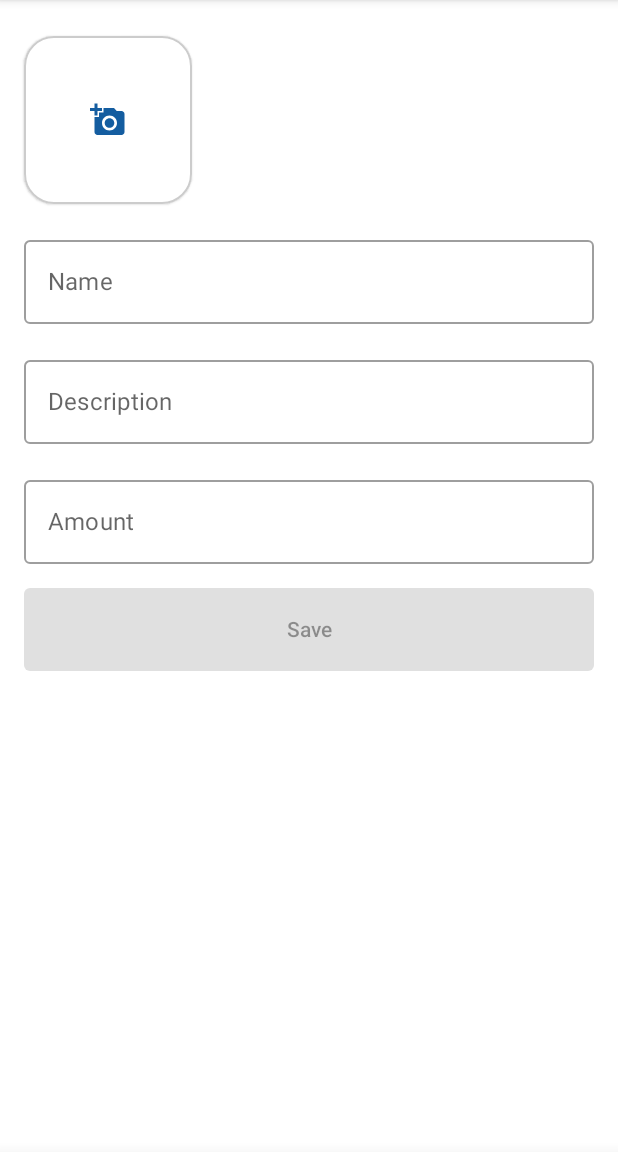
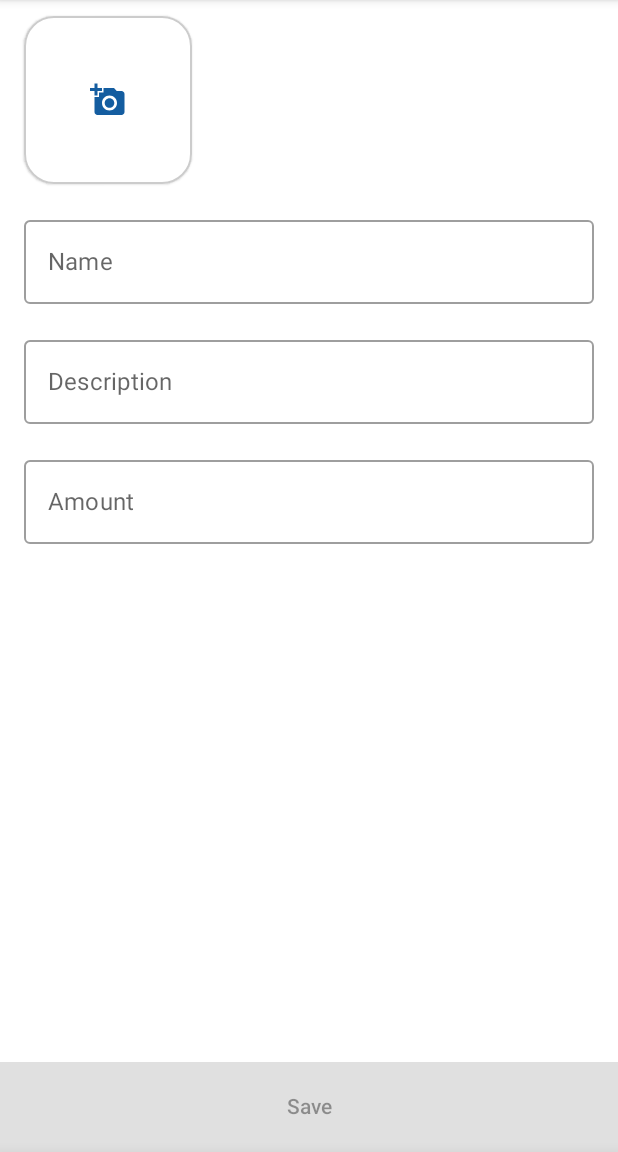
Before and after one commit to Drakot/Compose-Clean-Inventory, an Android app built with Jetpack Compose: the inventory screen opened through its navigation route, on a phone screen of 412 x 824 dp, the part 84-1236 px from its top. Run offline under Robolectric (Android 15) with nearby library versions, the light colour scheme and no system bars; our stand-ins replace Dagger/Hilt's generated code, Timber, constraintlayout-compose; pictures from the network do not load; 1 statement that could not run was skipped.

Commit message:
Add save button to bottom IME actions in fields

```diff
--- a/app/build.gradle
+++ b/app/build.gradle
@@ -65,6 +65,7 @@
     implementation 'com.google.dagger:hilt-android:2.42'
     implementation 'androidx.legacy:legacy-support-v4:1.0.0'
     implementation 'androidx.hilt:hilt-navigation-compose:1.0.0'
+    implementation 'androidx.constraintlayout:constraintlayout-compose:1.0.1'
     kapt "com.google.dagger:hilt-android-compiler:2.42"
     implementation("androidx.hilt:hilt-work:1.0.0")
     kapt "androidx.hilt:hilt-compiler:1.0.0"
--- a/app/src/main/java/com/dralsoft/inventory/detail/ui/InventoryScreen.kt
+++ b/app/src/main/java/com/dralsoft/inventory/detail/ui/InventoryScreen.kt
@@ -14,9 +14,12 @@
 import androidx.compose.runtime.collectAsState
 import androidx.compose.runtime.rememberCoroutineScope
 import androidx.compose.ui.Modifier
+import androidx.compose.ui.graphics.RectangleShape
 import androidx.compose.ui.platform.LocalContext
+import androidx.compose.ui.text.input.ImeAction
 import androidx.compose.ui.text.input.KeyboardType
 import androidx.compose.ui.unit.dp
+import androidx.constraintlayout.compose.ConstraintLayout
 import androidx.hilt.navigation.compose.hiltViewModel
 import androidx.navigation.NavController
 import com.dralsoft.inventory.R
@@ -95,11 +98,23 @@
     ) { uri ->
         viewModel.submitIntent(InventoryIntent.ImageAdded(uri))
     }
+    ConstraintLayout(
+        modifier = Modifier
+            .fillMaxSize()
+            .padding(top = 16.dp)
+    ) {
+
+        val (lazyColumnRef, buttonRef) = createRefs()
 
         LazyColumn(
+
             modifier = Modifier
                 .fillMaxSize()
-            .padding(16.dp)
+                .constrainAs(lazyColumnRef) {
+                    bottom.linkTo(buttonRef.top)
+                    top.linkTo(parent.top)
+                },
+            contentPadding = PaddingValues(start = 16.dp, end = 16.dp, top = 16.dp, bottom = 24.dp)
         ) {
 
             item {
@@ -131,10 +146,19 @@
 
             item {
                 InventoryTextFields(state, viewModel, modifier)
-            ConfirmationButton(state, viewModel, modifier)
+
             }
         }
 
+        ConfirmationButton(
+            state,
+            viewModel,
+            modifier.constrainAs(buttonRef) {
+                //   top.linkTo(lazyColumnRef.bottom)
+                bottom.linkTo(parent.bottom)
+            }
+        )
+    }
     BottomSheetLayout(modalSheetState) {
         Column(
             modifier = Modifier
@@ -160,21 +184,22 @@
 @Composable
 fun ConfirmationButton(state: InventoryState, viewModel: InventoryViewModel, modifier: Modifier) {
     val context = LocalContext.current
-    Button(enabled = state.saveEnabled, modifier = modifier.height(55.dp), onClick = {
+    Button(enabled = state.saveEnabled, modifier = modifier
+        .height(60.dp)
+        .fillMaxWidth(), shape = RectangleShape, onClick = {
         viewModel.submitIntent(InventoryIntent.Save)
     }) {
-        Text(text = context.getString(com.dralsoft.inventory.R.string.save))
+        Text(text = context.getString(R.string.save))
     }
 }
 
 @Composable
 fun InventoryTextFields(state: InventoryState, viewModel: InventoryViewModel, modifier: Modifier) {
     val context = LocalContext.current
-    Column() {
+    Column {
         Field(
             state.name,
-            TextTypeInfo(context.getString(com.dralsoft.inventory.R.string.name), KeyboardType.Text),
-            //   modifier.align(Alignment.CenterHorizontally).padding(top = 16.dp)
+            TextTypeInfo(context.getString(R.string.name), KeyboardType.Text,ImeAction.Next),
             modifier = modifier,
         ) {
             viewModel.submitIntent(InventoryIntent.NameChanged(it))
@@ -184,9 +209,11 @@
         Field(
 
             state.description,
-            TextTypeInfo(context.getString(com.dralsoft.inventory.R.string.desc), KeyboardType.Text, false),
+            TextTypeInfo(
+                context.getString(R.string.desc), KeyboardType.Text,
+                ImeAction.Next, false
+            ),
             modifier = modifier,
-            //  modifier.align(Alignment.CenterHorizontally)
         ) {
             viewModel.submitIntent(InventoryIntent.DescChanged(it))
         }
@@ -194,8 +221,10 @@
 
         Field(
             state.amount,
-            TextTypeInfo(context.getString(com.dralsoft.inventory.R.string.amount), KeyboardType.Number),
-            //modifier.align(Alignment.CenterHorizontally)
+            TextTypeInfo(
+                context.getString(R.string.amount),
+                KeyboardType.Number,ImeAction.Done
+            ),
             modifier = modifier,
         ) {
             viewModel.submitIntent(InventoryIntent.AmountChanged(it))
@@ -213,10 +242,14 @@
         value = text, onValueChange = { onTextChange(it) },
         modifier = modifier,
         label = { Text(info.text) },
-        // maxLines = 1,
         singleLine = info.singleLine,
-        keyboardOptions = KeyboardOptions(keyboardType = info.type)
+        keyboardOptions = KeyboardOptions(keyboardType = info.type, imeAction = info.keyboardAction)
     )
 }
 
-data class TextTypeInfo(val text: String, val type: KeyboardType, val singleLine: Boolean = true)
+data class TextTypeInfo(
+    val text: String,
+    val type: KeyboardType,
+    val keyboardAction: ImeAction = ImeAction.Default,
+    val singleLine: Boolean = true
+)
```
Lines whose indentation alone changed are shown as unchanged.
